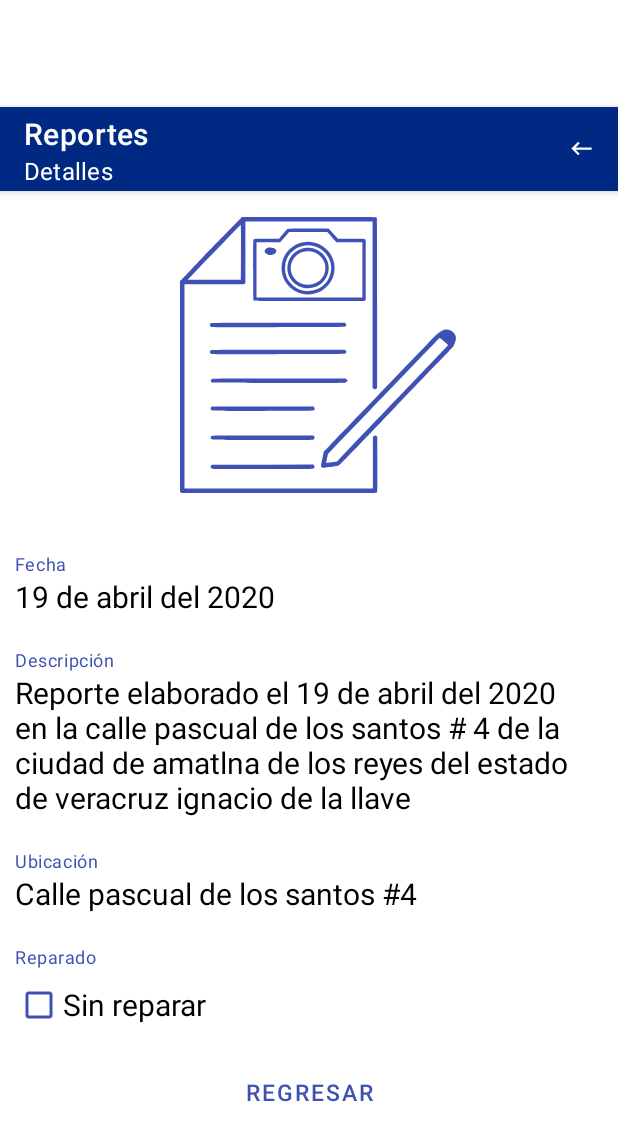
After one commit to dnieln7/Road-Watchman-Android, an Android app: the ReporteDetail screen opened directly, with no data from a screen before it, on a phone screen of 412 x 824 dp. The commit adds this screen. Shown: the top 1141 px of the screen. Run offline under Robolectric (Android 15) with nearby library versions, the phone set to English and light mode, and no system bars; our stand-ins replace Picasso; pictures from the network do not load; 5 statements that could not run were skipped.

Commit message:
fix reportes list image loading, added detail activity

```diff
--- a/app/build.gradle
+++ b/app/build.gradle
@@ -47,7 +47,7 @@ dependencies {
     // ViewModel
     implementation 'androidx.lifecycle:lifecycle-extensions:2.2.0'
     // Picasso
-    implementation 'com.squareup.picasso:picasso:2.5.2'
+    implementation 'com.squareup.picasso:picasso:2.71828'
     // Date
     implementation 'joda-time:joda-time:2.10.5'
     // Room (SQLite)
--- a/app/src/main/java/com/daniel/reportes/data/Reporte.java
+++ b/app/src/main/java/com/daniel/reportes/data/Reporte.java
@@ -5,8 +5,10 @@ import androidx.room.Entity;
 import androidx.room.Ignore;
 import androidx.room.PrimaryKey;
 
+import java.io.Serializable;
+
 @Entity(tableName = "reportes")
-public class Reporte {
+public class Reporte implements Serializable {
 
     @PrimaryKey
     private int id;
--- a/app/src/main/java/com/daniel/reportes/ui/app/fragment/reportes/create/CreateReporte.java
+++ b/app/src/main/java/com/daniel/reportes/ui/app/fragment/reportes/create/CreateReporte.java
@@ -59,12 +59,12 @@ public class CreateReporte extends Fragment {
         if (requestCode == Utils.SELECT_PICTURE) {
             if (data != null) {
                 pictureUri = data.getData();
-                Picasso.with(getContext()).load(pictureUri).placeholder(R.drawable.reportes).into(selectedPicture);
+                Picasso.get().load(pictureUri).placeholder(R.drawable.reportes).into(selectedPicture);
                 createViewModel.setPictureUri(pictureUri);
                 createViewModel.setPictureName(pictureName);
             }
             else if (pictureUri != null) {
-                Picasso.with(getContext()).load(pictureUri).placeholder(R.drawable.reportes).into(selectedPicture);
+                Picasso.get().load(pictureUri).placeholder(R.drawable.reportes).into(selectedPicture);
                 createViewModel.setPictureUri(pictureUri);
                 createViewModel.setPictureName(pictureName);
             }
--- a/app/src/main/java/com/daniel/reportes/ui/app/fragment/reportes/create/UploadReporte.java
+++ b/app/src/main/java/com/daniel/reportes/ui/app/fragment/reportes/create/UploadReporte.java
@@ -101,8 +101,9 @@ public class UploadReporte extends Fragment {
         reference.child(pictureName.toString())
                 .putFile(Uri.parse(pictureUri.toString()))
                 .addOnFailureListener(error -> Logger.getLogger(this.getClass().getName()).log(Level.SEVERE, null, error))
-                .addOnSuccessListener(snapshot -> reference.getDownloadUrl()
-                        .addOnCompleteListener(uriTask -> uploadReporte(uriTask.getResult())));
+                .addOnSuccessListener(snapshot -> reference.child(pictureName.toString()).getDownloadUrl()
+                        .addOnCompleteListener(task -> uploadReporte(task.getResult()))
+                );
     }
 
     // Class
--- /dev/null
+++ b/app/src/main/java/com/daniel/reportes/ui/app/fragment/reportes/detail/ReporteDetail.java
@@ -0,0 +1,97 @@
+package com.daniel.reportes.ui.app.fragment.reportes.detail;
+
+import android.content.Intent;
+import android.os.Bundle;
+import android.view.Menu;
+import android.view.MenuInflater;
+import android.view.MenuItem;
+import android.view.View;
+import android.widget.ImageView;
+import android.widget.TextView;
+
+import androidx.annotation.NonNull;
+import androidx.appcompat.app.AppCompatActivity;
+import androidx.appcompat.widget.Toolbar;
+
+import com.daniel.reportes.R;
+import com.daniel.reportes.data.Reporte;
+import com.google.android.material.appbar.MaterialToolbar;
+import com.google.android.material.checkbox.MaterialCheckBox;
+import com.squareup.picasso.Picasso;
+
+import org.joda.time.LocalDateTime;
+
+import java.util.Locale;
+
+public class ReporteDetail extends AppCompatActivity {
+
+    private Reporte reporte;
+
+    @Override
+    protected void onCreate(Bundle savedInstanceState) {
+        super.onCreate(savedInstanceState);
+        setContentView(R.layout.activity_reporte_detail);
+
+        reporte = (Reporte) getIntent().getSerializableExtra("reporte");
+
+        initWidgets();
+    }
+
+    @Override
+    public boolean onCreateOptionsMenu(Menu menu) {
+        MenuInflater inflater = getMenuInflater();
+        inflater.inflate(R.menu.menu_reporte_detail, menu);
+        return true;
+    }
+
+    @Override
+    public boolean onOptionsItemSelected(@NonNull MenuItem item) {
+        if (item.getItemId() == R.id.detail_back) {
+            onBackPressed();
+            return true;
+        }
+
+        return super.onOptionsItemSelected(item);
+    }
+
+    private void initWidgets() {
+        MaterialToolbar materialToolbar = findViewById(R.id.detail_app_bar).findViewById(R.id.custom_toolbar);
+        ImageView picture = findViewById(R.id.detail_picture);
+        TextView date = findViewById(R.id.detail_date);
+        TextView description = findViewById(R.id.detail_description);
+        TextView location = findViewById(R.id.detail_location);
+        MaterialCheckBox fixed = findViewById(R.id.detail_fixed);
+
+        if (!reporte.getPicture().equals("")) {
+            Picasso.get()
+                    .load(reporte.getPicture())
+                    .error(R.drawable.reportes)
+                    .placeholder(R.drawable.reportes)
+                    .resize(300, 300)
+                    .onlyScaleDown()
+                    .into(picture);
+        }
+
+        date.setText(
+                new LocalDateTime(reporte.getDate())
+                        .toString("dd MMMM, yyyy", Locale.forLanguageTag("MX"))
+        );
+        description.setText(reporte.getDescription());
+        location.setText(reporte.getLocation_description());
+        fixed.setActivated(reporte.isFixed());
+        fixed.setText(fixed.isActivated() ? "Reparado" : "Sin reparar");
+        materialToolbar.setTitle("Reportes");
+        materialToolbar.setSubtitle("Detalles");
+
+        setSupportActionBar(materialToolbar);
+    }
+
+    public void back(View view) {
+        super.onBackPressed();
+    }
+
+    @Override
+    public void onBackPressed() {
+        super.onBackPressed();
+    }
+}
--- /dev/null
+++ b/app/src/main/res/drawable/back.xml
@@ -0,0 +1,9 @@
+<vector xmlns:android="http://schemas.android.com/apk/res/android"
+    android:width="18dp"
+    android:height="18dp"
+    android:viewportWidth="24"
+    android:viewportHeight="24">
+  <path
+      android:pathData="M21,11H6.83l3.58,-3.59L9,6l-6,6 6,6 1.41,-1.41L6.83,13H21z"
+      android:fillColor="#FFFFFF"/>
+</vector>
--- /dev/null
+++ b/app/src/main/res/layout/activity_reporte_detail.xml
@@ -0,0 +1,108 @@
+<?xml version="1.0" encoding="utf-8"?>
+<ScrollView xmlns:android="http://schemas.android.com/apk/res/android"
+    xmlns:app="http://schemas.android.com/apk/res-auto"
+    xmlns:tools="http://schemas.android.com/tools"
+    android:layout_width="match_parent"
+    android:layout_height="match_parent"
+    android:fillViewport="true"
+    tools:context=".ui.app.fragment.reportes.detail.ReporteDetail">
+
+    <LinearLayout
+        android:layout_width="match_parent"
+        android:layout_height="wrap_content"
+        android:gravity="center"
+        android:orientation="vertical">
+
+        <include
+            android:id="@+id/detail_app_bar"
+            layout="@layout/app_bar_custom" />
+
+        <Space
+            android:layout_width="match_parent"
+            android:layout_height="10dp" />
+
+        <ImageView
+            android:id="@+id/detail_picture"
+            android:layout_width="200dp"
+            android:layout_height="200dp"
+            android:src="@drawable/reportes" />
+
+        <Space
+            android:layout_width="match_parent"
+            android:layout_height="20dp" />
+
+        <com.google.android.material.textfield.TextInputLayout
+            android:layout_width="match_parent"
+            android:layout_height="wrap_content"
+            android:padding="10dp"
+            app:helperText="Fecha"
+            app:helperTextTextColor="@color/primary">
+
+            <TextView
+                android:id="@+id/detail_date"
+                android:layout_width="wrap_content"
+                android:layout_height="wrap_content"
+                android:text="19 de abril del 2020"
+                android:textColor="@color/inverted100"
+                android:textSize="20sp" />
+        </com.google.android.material.textfield.TextInputLayout>
+
+        <com.google.android.material.textfield.TextInputLayout
+            android:layout_width="match_parent"
+            android:layout_height="wrap_content"
+            android:padding="10dp"
+            app:helperText="Descripción"
+            app:helperTextTextColor="@color/primary">
+
+            <TextView
+                android:id="@+id/detail_description"
+                android:layout_width="wrap_content"
+                android:layout_height="wrap_content"
+                android:text="Reporte elaborado el 19 de abril del 2020 en la calle pascual de los santos # 4 de la ciudad de amatlna de los reyes del estado de veracruz ignacio de la llave"
+                android:textColor="@color/inverted100"
+                android:textSize="20sp" />
+        </com.google.android.material.textfield.TextInputLayout>
+
+        <com.google.android.material.textfield.TextInputLayout
+            android:layout_width="match_parent"
+            android:layout_height="wrap_content"
+            android:padding="10dp"
+            app:helperText="Ubicación"
+            app:helperTextTextColor="@color/primary">
+
+            <TextView
+                android:id="@+id/detail_location"
+                android:layout_width="wrap_content"
+                android:layout_height="wrap_content"
+                android:text="Calle pascual de los santos #4"
+                android:textColor="@color/inverted100"
+                android:textSize="20sp" />
+        </com.google.android.material.textfield.TextInputLayout>
+
+        <com.google.android.material.textfield.TextInputLayout
+            android:layout_width="match_parent"
+            android:layout_height="wrap_content"
+            android:padding="10dp"
+            app:helperText="Reparado"
+            app:helperTextTextColor="@color/primary">
+
+            <com.google.android.material.checkbox.MaterialCheckBox
+                android:id="@+id/detail_fixed"
+                android:layout_width="wrap_content"
+                android:layout_height="wrap_content"
+                android:enabled="false"
+                android:textColor="@color/inverted100"
+                android:textSize="20sp"
+                app:buttonTint="@color/primary" />
+        </com.google.android.material.textfield.TextInputLayout>
+
+        <com.google.android.material.button.MaterialButton
+            style="@style/Widget.MaterialComponents.Button.TextButton"
+            android:layout_width="wrap_content"
+            android:layout_height="wrap_content"
+            android:onClick="back"
+            android:text="Regresar"
+            android:textColor="@color/primary"
+            android:textSize="15sp" />
+    </LinearLayout>
+</ScrollView>
--- /dev/null
+++ b/app/src/main/res/layout/app_bar_custom.xml
@@ -0,0 +1,17 @@
+<?xml version="1.0" encoding="utf-8"?>
+<com.google.android.material.appbar.AppBarLayout xmlns:android="http://schemas.android.com/apk/res/android"
+    xmlns:app="http://schemas.android.com/apk/res-auto"
+    android:layout_width="match_parent"
+    android:layout_height="wrap_content"
+    android:theme="@style/AppTheme.AppBarOverlay">
+
+    <com.google.android.material.appbar.MaterialToolbar
+        android:id="@+id/custom_toolbar"
+        android:layout_width="match_parent"
+        android:layout_height="?attr/actionBarSize"
+        android:background="@color/primaryDark"
+        app:popupTheme="@style/AppTheme.PopupOverlay"
+        app:subtitleTextColor="@android:color/white"
+        app:titleTextColor="@android:color/white" />
+
+</com.google.android.material.appbar.AppBarLayout>
--- /dev/null
+++ b/app/src/main/res/menu/menu_reporte_detail.xml
@@ -0,0 +1,10 @@
+<?xml version="1.0" encoding="utf-8"?>
+<menu xmlns:android="http://schemas.android.com/apk/res/android"
+    xmlns:app="http://schemas.android.com/apk/res-auto">
+
+    <item
+        android:id="@+id/detail_back"
+        android:icon="@drawable/back"
+        app:showAsAction="always"
+        android:title="Regresar" />
+</menu>
```
Also changed, not shown: app/src/main/AndroidManifest.xml (+8 -2 lines), app/src/main/java/com/daniel/reportes/ui/app/fragment/reportes/ReporteAdapter.java (+48 -39 lines), app/src/main/java/com/daniel/reportes/ui/app/fragment/reportes/ReporteCard.java (deleted, +0 -56 lines), app/src/main/java/com/daniel/reportes/ui/app/fragment/reportes/ReporteViewHolder.java (added, +37 -0 lines), app/src/main/java/com/daniel/reportes/ui/app/fragment/reportes/ReportesFragment.java (+11 -11 lines), app/src/main/res/layout/card_reporte.xml (+17 -31 lines), app/src/main/res/layout/fragment_reportes.xml (+6 -5 lines), app/src/main/res/menu-v26/menu_profile.xml (deleted, +0 -18 lines).
